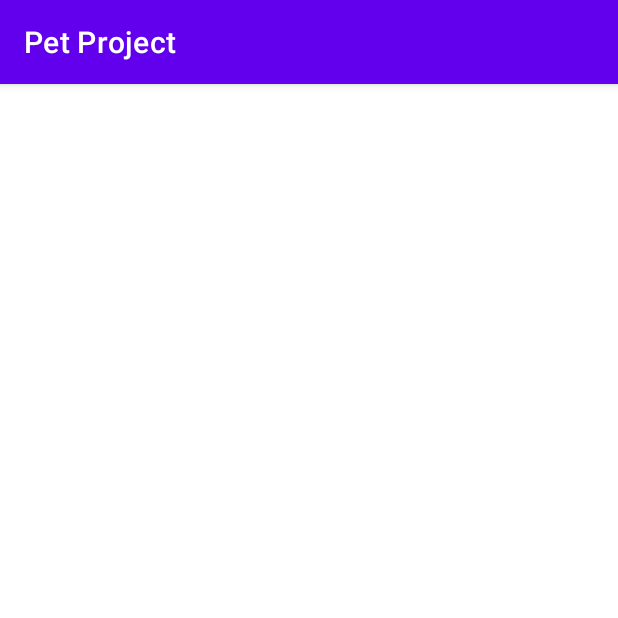
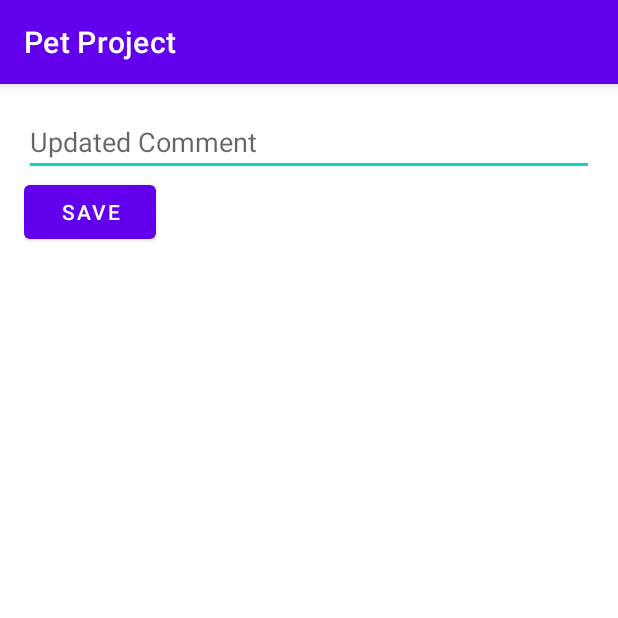
Before and after one commit to Angrypavlo/UserInterfaceProject, an Android app: the AllCommentsResultActivity screen opened directly, with no data from a screen before it, on a phone screen of 412 x 824 dp, the top half of it. Run offline under Robolectric (Android 15) with nearby library versions, the phone set to English and light mode, and no system bars; 1 statement that could not run was skipped.

Commit message:
checkbox, edit delete button, comment and stuff.

```diff
--- a/app/src/main/java/com/example/petproject/AllCommentsResultActivity.java
+++ b/app/src/main/java/com/example/petproject/AllCommentsResultActivity.java
@@ -1,18 +1,53 @@
 package com.example.petproject;
 
 import android.os.Bundle;
+import android.view.View;
+import android.widget.Button;
+import android.widget.EditText;
+import androidx.annotation.Nullable;
 import androidx.appcompat.app.AppCompatActivity;
 
 public class AllCommentsResultActivity extends AppCompatActivity {
 
+    private EditText editTextComment;
+    private Comment selectedComment;
+
     @Override
-    protected void onCreate(Bundle savedInstanceState) {
+    protected void onCreate(@Nullable Bundle savedInstanceState) {
         super.onCreate(savedInstanceState);
         setContentView(R.layout.edit_comments_dialog);
 
         // Retrieve the selected comment from the intent
-        Comment selectedComment = getIntent().getParcelableExtra("selectedComment");
+        selectedComment = getIntent().getParcelableExtra("selectedComment");
 
-        // Use the selectedComment as needed in your layout
+        editTextComment = findViewById(R.id.editTextUpdatedComment);
+        Button saveButton = findViewById(R.id.buttonSave);
+
+        // Set the existing comment text in the EditText
+        editTextComment.setText(selectedComment.getText());
+
+        // Save button click listener
+        saveButton.setOnClickListener(new View.OnClickListener() {
+            @Override
+            public void onClick(View v) {
+                updateComment();
+            }
+        });
+    }
+
+    private void updateComment() {
+        // Get the updated comment text from the EditText
+        String updatedText = editTextComment.getText().toString();
+
+        // Update the selected comment with the new text
+        selectedComment.setText(updatedText);
+
+        // TODO: Implement the logic to save the updated comment to the database
+        // DatabaseHelper dbHelper = new DatabaseHelper(AllCommentsResultActivity.this);
+        // dbHelper.updateComment(selectedComment);
+
+        // Optional: You can set a result to indicate success or failure
+        setResult(RESULT_OK);
+        finish();
     }
 }
--- a/app/src/main/java/com/example/petproject/DatabaseHelper.java
+++ b/app/src/main/java/com/example/petproject/DatabaseHelper.java
@@ -32,5 +32,7 @@ public class DatabaseHelper extends SQLiteOpenHelper {
 
     @Override
     public void onUpgrade(SQLiteDatabase db, int oldVersion, int newVersion) {
+        db.execSQL("DROP TABLE IF EXISTS " + TABLE_COMMENTS);
+        onCreate(db);
     }
 }
--- a/app/src/main/res/layout/edit_comments_dialog.xml
+++ b/app/src/main/res/layout/edit_comments_dialog.xml
@@ -8,5 +8,16 @@
 
     <!-- Add your UI components for editing comments here -->
     <!-- For example, EditText, Button, etc. -->
+    <EditText
+        android:id="@+id/editTextUpdatedComment"
+        android:layout_width="match_parent"
+        android:layout_height="wrap_content"
+        android:hint="Updated Comment" />
+
+    <Button
+        android:id="@+id/buttonSave"
+        android:layout_width="wrap_content"
+        android:layout_height="wrap_content"
+        android:text="Save" />
 
 </LinearLayout>
```
Also changed, not shown: app/src/main/java/com/example/petproject/AllCommentsActivity.java (+30 -78 lines), app/src/main/java/com/example/petproject/CommentsAdapter.java (+33 -43 lines).
